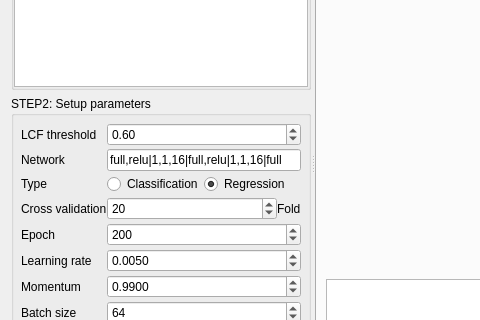
Old version of the form connectometry/nn_connectometry.ui in the repository frankyeh/DSI-Studio; both pictures show x 0 to 480 and y 167 to 487 of the 958 by 660 pixel window.
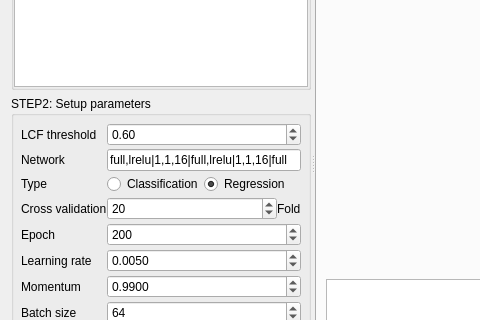
New version of the form. Icons and pictures are not drawn.

Commit message: [ana] update nn analysis

Patch:
```diff
--- a/connectometry/nn_connectometry.ui
+++ b/connectometry/nn_connectometry.ui
@@ -7,7 +7,7 @@
     <x>0</x>
     <y>0</y>
     <width>958</width>
-    <height>609</height>
+    <height>610</height>
    </rect>
   </property>
   <property name="windowTitle">
@@ -286,7 +286,7 @@
             <item row="1" column="1">
              <widget class="QLineEdit" name="network_text">
               <property name="text">
-               <string>full,relu|1,1,16|full,relu|1,1,16|full</string>
+               <string>full,lrelu|1,1,16|full,lrelu|1,1,16|full</string>
               </property>
              </widget>
             </item>
```
The commit also changes 2 other files.
